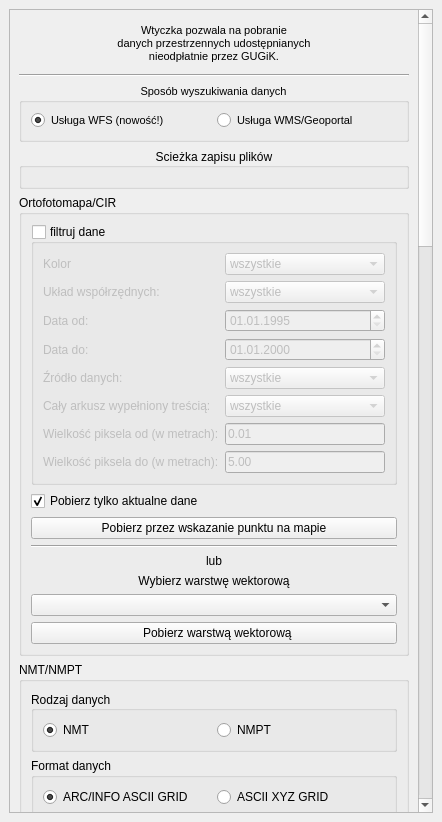
envirosolutionspl/pobieracz_danych_gugik, file pobieracz_danych_gugik_base.ui: the form before one commit.
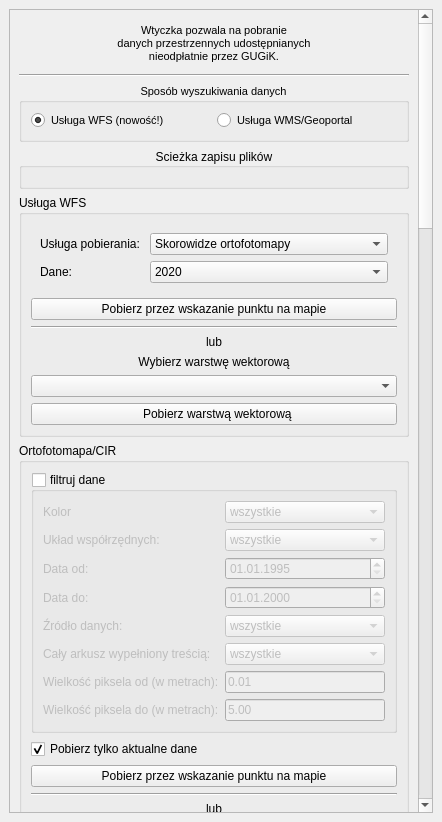
The form after the commit. Icons and pictures are not drawn. Custom widgets are drawn as their Qt base class.

Patch:
```diff
--- a/pobieracz_danych_gugik_base.ui
+++ b/pobieracz_danych_gugik_base.ui
@@ -26,7 +26,7 @@
          <x>0</x>
          <y>0</y>
          <width>405</width>
-         <height>989</height>
+         <height>1226</height>
         </rect>
        </property>
        <layout class="QVBoxLayout" name="verticalLayout_2">
@@ -168,6 +168,104 @@
           </layout>
          </widget>
         </item>
+        <item>
+         <widget class="QgsCollapsibleGroupBox" name="wfs_groupBox">
+          <property name="title">
+           <string>Usługa WFS</string>
+          </property>
+          <property name="collapsed">
+           <bool>false</bool>
+          </property>
+          <layout class="QVBoxLayout" name="verticalLayout">
+           <item>
+            <widget class="QWidget" name="widget" native="true">
+             <layout class="QFormLayout" name="formLayout">
+              <item row="0" column="0">
+               <widget class="QLabel" name="label_16">
+                <property name="text">
+                 <string>Usługa pobierania: </string>
+                </property>
+               </widget>
+              </item>
+              <item row="0" column="1">
+               <widget class="QComboBox" name="wfs_service_cmbbx">
+                <item>
+                 <property name="text">
+                  <string>Skorowidze ortofotomapy</string>
+                 </property>
+                </item>
+               </widget>
+              </item>
+              <item row="1" column="0">
+               <widget class="QLabel" name="label_19">
+                <property name="text">
+                 <string>Dane: </string>
+                </property>
+               </widget>
+              </item>
+              <item row="1" column="1">
+               <widget class="QComboBox" name="wfs_layer_cmbbx">
+                <item>
+                 <property name="text">
+                  <string>2020</string>
+                 </property>
+                </item>
+               </widget>
+              </item>
+             </layout>
+            </widget>
+           </item>
+           <item>
+            <widget class="QPushButton" name="wfs_capture_btn">
+             <property name="text">
+              <string>Pobierz przez wskazanie punktu na mapie</string>
+             </property>
+             <property name="icon">
+              <iconset>
+               <normaloff>:/plugins/pobieracz_danych_gugik/img/icon.png</normaloff>:/plugins/pobieracz_danych_gugik/img/icon.png</iconset>
+             </property>
+            </widget>
+           </item>
+           <item>
+            <widget class="Line" name="line">
+             <property name="orientation">
+              <enum>Qt::Horizontal</enum>
+             </property>
+            </widget>
+           </item>
+           <item>
+            <widget class="QLabel" name="label_15">
+             <property name="text">
+              <string>lub</string>
+             </property>
+             <property name="alignment">
+              <set>Qt::AlignCenter</set>
+             </property>
+            </widget>
+           </item>
+           <item>
+            <widget class="QLabel" name="label_2">
+             <property name="text">
+              <string>Wybierz warstwę wektorową</string>
+             </property>
+             <property name="alignment">
+              <set>Qt::AlignCenter</set>
+             </property>
+            </widget>
+           </item>
+           <item>
+            <widget class="QgsMapLayerComboBox" name="wfs_mapLayerComboBox"/>
+           </item>
+           <item>
+            <widget class="QPushButton" name="wfs_fromLayer_btn">
+             <property name="text">
+              <string>  Pobierz warstwą wektorową</string>
+             </property>
+            </widget>
+           </item>
+          </layout>
+         </widget>
+        </item>
         <item>
          <widget class="QgsCollapsibleGroupBox" name="orto_groupBox">
           <property name="title">
```
